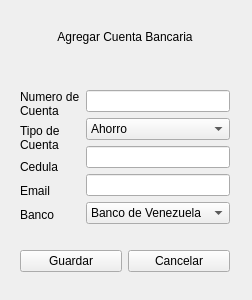
Before: the Qt Designer form tax_system/agregar_cuenta_bancaria.ui in PR2-2018-Sec2/Project-Pr2, drawn with Qt 5.
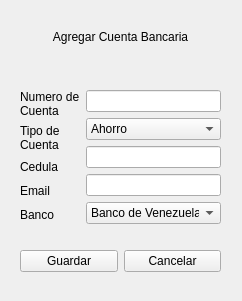
After: the same form once the commit is applied.

```diff
--- a/tax_system/agregar_cuenta_bancaria.ui
+++ b/tax_system/agregar_cuenta_bancaria.ui
@@ -6,19 +6,19 @@
    <rect>
     <x>0</x>
     <y>0</y>
-    <width>252</width>
-    <height>300</height>
+    <width>242</width>
+    <height>301</height>
    </rect>
   </property>
   <property name="windowTitle">
    <string>Form</string>
   </property>
-  <widget class="QWidget" name="">
+  <widget class="QWidget" name="layoutWidget">
    <property name="geometry">
     <rect>
      <x>20</x>
      <y>10</y>
-     <width>210</width>
+     <width>201</width>
      <height>282</height>
     </rect>
    </property>
```
Left out of the diff: 8 changed lines with no effect on the pictures.
